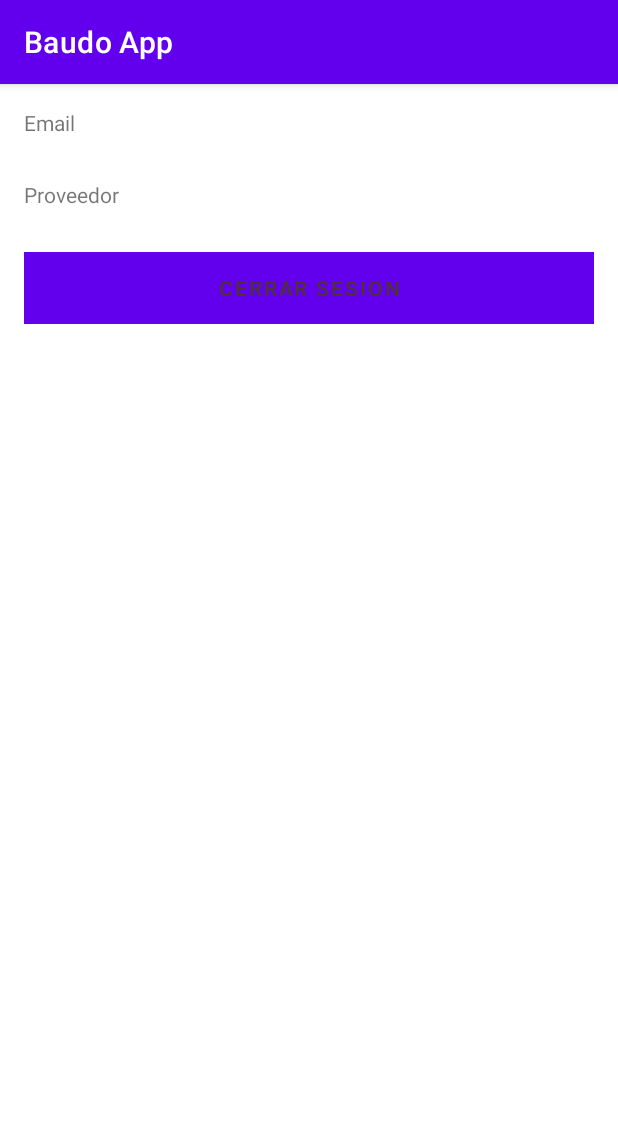
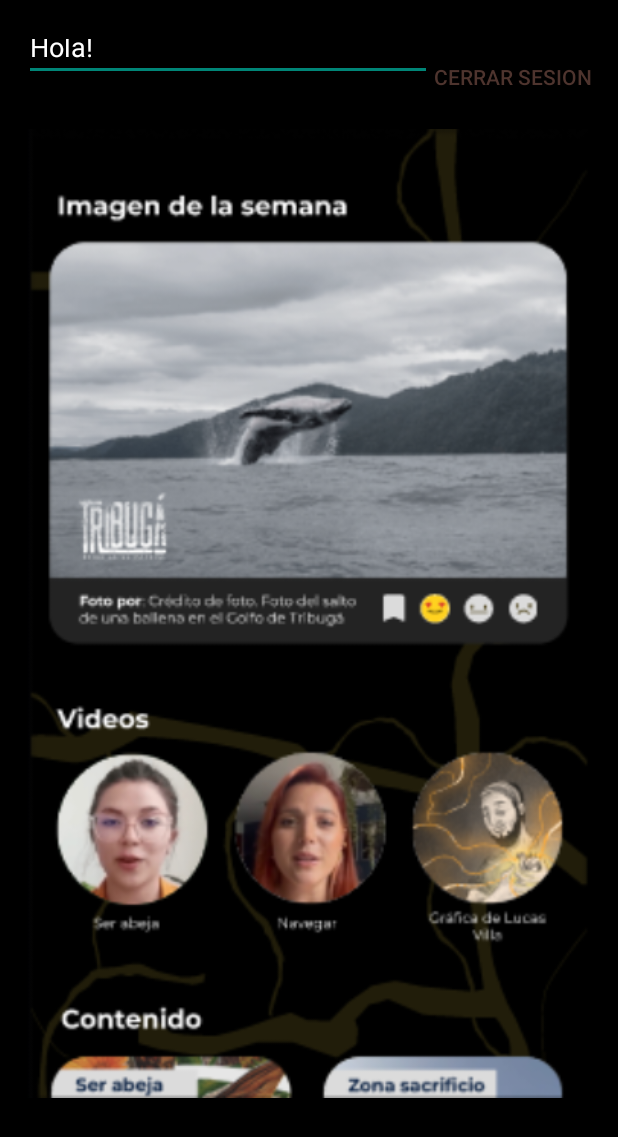
Before and after one commit to stevendezc/BaudoAp---Kotlin---Public, an Android app: the HomeActivity screen opened directly, with no data from a screen before it, on a phone screen of 412 x 824 dp. Shown: the top 1137 px of the screen. Run offline under Robolectric (Android 15) with nearby library versions, the phone set to English and light mode, and no system bars; our stand-ins replace Firebase (no records; nobody signed in at launch, a user with empty details on screens opened directly).

Commit message:
Update Activity visuals

```diff
--- a/app/src/main/java/com/abstractcoder/baudoapp/AuthActivity.kt
+++ b/app/src/main/java/com/abstractcoder/baudoapp/AuthActivity.kt
@@ -62,7 +62,8 @@ class AuthActivity : AppCompatActivity() {
 
     private fun showHome(email: String, provider: ProviderType) {
         val homeIntent = Intent(this, HomeActivity::class.java).apply {
-            //putExtraData("email", email)
+            putExtra("email", email)
+            putExtra("provider", provider.name)
         }
         startActivity(homeIntent)
     }
--- a/app/src/main/java/com/abstractcoder/baudoapp/HomeActivity.kt
+++ b/app/src/main/java/com/abstractcoder/baudoapp/HomeActivity.kt
@@ -2,6 +2,8 @@ package com.abstractcoder.baudoapp
 
 import androidx.appcompat.app.AppCompatActivity
 import android.os.Bundle
+import com.google.firebase.auth.FirebaseAuth
+import kotlinx.android.synthetic.main.activity_home.*
 
 enum class ProviderType {
     BASIC
@@ -11,5 +13,21 @@ class HomeActivity : AppCompatActivity() {
     override fun onCreate(savedInstanceState: Bundle?) {
         super.onCreate(savedInstanceState)
         setContentView(R.layout.activity_home)
+
+        // Recover data with bundle
+        val bundle = intent.extras
+        val email = bundle?.getString("email")
+        // Setup incoming data
+        setup(email ?: "")
+    }
+
+    private fun setup(email: String) {
+        title = "Inicio"
+        emailTextView.text = email
+
+        signOutbutton.setOnClickListener {
+            FirebaseAuth.getInstance().signOut()
+            onBackPressed()
+        }
     }
 }
--- /dev/null
+++ b/app/src/main/res/drawable/textview_border.xml
@@ -0,0 +1,5 @@
+<?xml version="1.0" encoding="utf-8"?>
+<shape xmlns:android="http://schemas.android.com/apk/res/android">
+    <stroke android:width="2dp" android:color="#FDCB2F"/>
+    <corners android:radius="30dp"/>
+</shape>
--- /dev/null
+++ b/app/src/main/res/drawable/textview_disabled_border.xml
@@ -0,0 +1,5 @@
+<?xml version="1.0" encoding="utf-8"?>
+<shape xmlns:android="http://schemas.android.com/apk/res/android">
+    <stroke android:width="2dp" android:color="@color/white"/>
+    <corners android:radius="30dp"/>
+</shape>
--- a/app/src/main/res/layout/activity_home.xml
+++ b/app/src/main/res/layout/activity_home.xml
@@ -4,6 +4,7 @@
     xmlns:tools="http://schemas.android.com/tools"
     android:layout_width="match_parent"
     android:layout_height="match_parent"
+    android:background="@color/black"
     tools:context=".HomeActivity">
 
     <LinearLayout
@@ -17,40 +18,55 @@
         app:layout_constraintStart_toStartOf="parent"
         app:layout_constraintTop_toTopOf="parent">
 
-        <TextView
-            android:id="@+id/emailTextView"
+        <LinearLayout
             android:layout_width="match_parent"
-            android:layout_height="40dp"
-            android:text="Email" />
+            android:layout_height="70dp"
+            android:orientation="horizontal">
 
-        <Space
-            android:layout_width="match_parent"
-            android:layout_height="8dp" />
+            <LinearLayout
+                android:layout_width="194dp"
+                android:layout_height="match_parent"
+                android:layout_weight="1"
+                android:orientation="vertical">
 
-        <TextView
-            android:id="@+id/providerTextView"
-            android:layout_width="match_parent"
-            android:layout_height="40dp"
-            android:text="Proveedor" />
+                <EditText
+                    android:id="@+id/editTextTextPersonName"
+                    android:layout_width="match_parent"
+                    android:layout_height="25dp"
+                    android:layout_weight="1"
+                    android:ems="10"
+                    android:hint="@string/greeting"
+                    android:inputType="textPersonName"
+                    android:minHeight="48dp"
+                    android:text="@string/greeting"
+                    android:textColor="@color/white" />
 
-        <Space
-            android:layout_width="match_parent"
-            android:layout_height="8dp" />
+                <TextView
+                    android:id="@+id/emailTextView"
+                    android:layout_width="match_parent"
+                    android:layout_height="wrap_content"
+                    android:layout_weight="1"
+                    android:text="@string/email"
+                    android:textColor="@color/white" />
+            </LinearLayout>
+
+            <Button
+                android:id="@+id/signOutbutton"
+                android:layout_width="30dp"
+                android:layout_height="match_parent"
+                android:layout_weight="1"
+                android:background="@color/white"
+                android:backgroundTint="@color/black"
+                android:text="@string/sign_out"
+                android:textColor="#4E342E" />
+
+        </LinearLayout>
 
         <LinearLayout
             android:layout_width="match_parent"
-            android:layout_height="match_parent"
-            android:orientation="horizontal">
+            android:layout_height="646dp"
+            android:background="@drawable/base_bg"
+            android:orientation="vertical"></LinearLayout>
 
-            <Button
-                android:id="@+id/signOutbutton"
-                android:layout_width="wrap_content"
-                android:layout_height="wrap_content"
-                android:layout_weight="1"
-                android:background="@android:color/holo_orange_dark"
-                android:text="Cerrar Sesion"
-                android:textColor="#4E342E" />
-
-        </LinearLayout>
     </LinearLayout>
 </androidx.constraintlayout.widget.ConstraintLayout>
--- a/app/src/main/res/values-night/themes.xml
+++ b/app/src/main/res/values-night/themes.xml
@@ -1,6 +1,6 @@
-<resources xmlns:tools="http://schemas.android.com/tools">
+<resources>
     <!-- Base application theme. -->
-    <style name="Theme.BaudoApp" parent="Theme.MaterialComponents.DayNight.DarkActionBar">
+    <style name="Theme.BaudoApp" parent="Theme.AppCompat.Light.NoActionBar">
         <!-- Primary brand color. -->
         <item name="colorPrimary">@color/purple_200</item>
         <item name="colorPrimaryVariant">@color/purple_700</item>
--- a/app/src/main/res/values/strings.xml
+++ b/app/src/main/res/values/strings.xml
@@ -1,3 +1,9 @@
 <resources>
     <string name="app_name">Baudo App</string>
+    <string name="password">contraseña</string>
+    <string name="login">Acceder</string>
+    <string name="sign_up">Registrar</string>
+    <string name="email">Email</string>
+    <string name="greeting">Hola!</string>
+    <string name="sign_out">Cerrar Sesion</string>
 </resources>
--- a/app/src/main/res/values/themes.xml
+++ b/app/src/main/res/values/themes.xml
@@ -1,6 +1,6 @@
-<resources xmlns:tools="http://schemas.android.com/tools">
+<resources>
     <!-- Base application theme. -->
-    <style name="Theme.BaudoApp" parent="Theme.MaterialComponents.DayNight.DarkActionBar">
+    <style name="Theme.BaudoApp" parent="Theme.AppCompat.Light.NoActionBar">
         <!-- Primary brand color. -->
         <item name="colorPrimary">@color/purple_500</item>
         <item name="colorPrimaryVariant">@color/purple_700</item>
```
Also changed, not shown: app/src/main/res/layout/activity_auth.xml (+39 -15 lines), app/src/main/res/drawable/base_bg.png (added), app/src/main/res/drawable/baudoap_logo.png (added).
